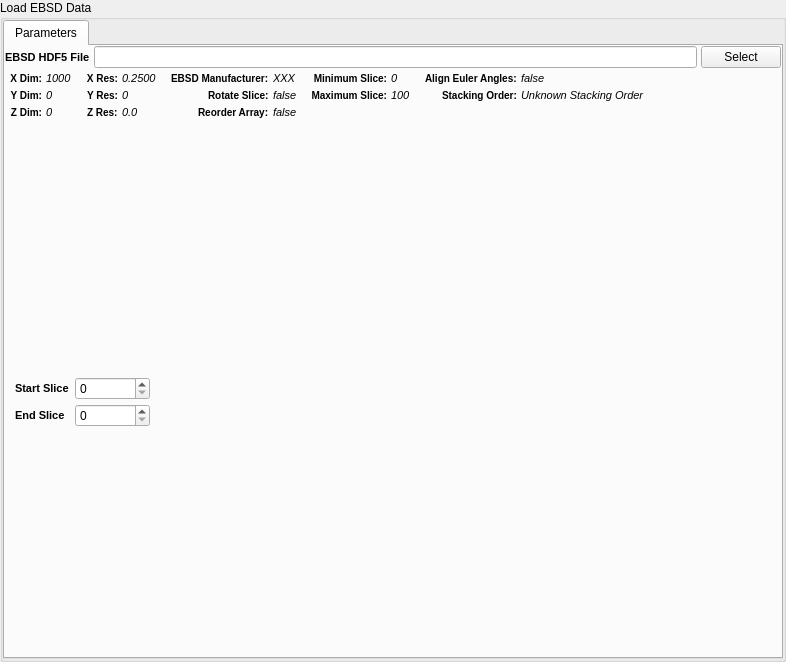
Above: Source/FilterWidgets/IOFiltersWidgets/QReadH5EbsdWidget.ui from BlueQuartzSoftware/DREAM3D before the change. Below: the same form after it.
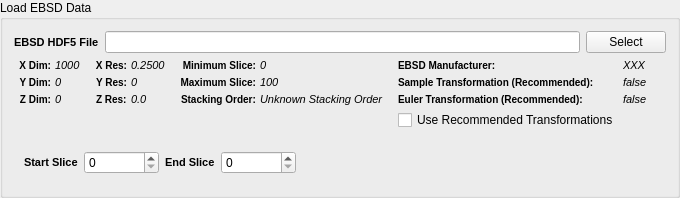
That is the form after the change. Custom widgets are drawn as their Qt base class.

Commit message: working some more changes in the import and read filters

What changed in the file:
```diff
--- a/Source/FilterWidgets/IOFiltersWidgets/QReadH5EbsdWidget.ui
+++ b/Source/FilterWidgets/IOFiltersWidgets/QReadH5EbsdWidget.ui
@@ -6,8 +6,8 @@
    <rect>
     <x>0</x>
     <y>0</y>
-    <width>786</width>
-    <height>662</height>
+    <width>680</width>
+    <height>198</height>
    </rect>
   </property>
   <property name="windowTitle">
@@ -19,182 +19,55 @@
   <property name="flat">
    <bool>false</bool>
   </property>
-  <layout class="QGridLayout" name="gridLayout">
-   <property name="margin">
+  <layout class="QVBoxLayout" name="verticalLayout">
+   <item>
+    <layout class="QHBoxLayout" name="horizontalLayout">
+     <property name="topMargin">
     <number>0</number>
    </property>
-   <property name="spacing">
-    <number>4</number>
-   </property>
-   <item row="0" column="0">
-    <widget class="QTabWidget" name="tabWidget">
-     <property name="currentIndex">
-      <number>0</number>
-     </property>
-     <widget class="QWidget" name="parametersTab">
-      <attribute name="title">
-       <string>Parameters</string>
-      </attribute>
-      <layout class="QGridLayout" name="gridLayout_4">
-       <property name="margin">
-        <number>0</number>
+     <item>
+      <widget class="QLabel" name="label">
+       <property name="styleSheet">
+        <string notr="true">QLabel {
+font-weight: bold;
+font-size: 11px;
+}</string>
+       </property>
+       <property name="text">
+        <string>EBSD HDF5 File</string>
+       </property>
+      </widget>
+     </item>
+     <item>
+      <widget class="QFSDropLineEdit" name="m_H5EbsdFile">
+       <property name="sizePolicy">
+        <sizepolicy hsizetype="Expanding" vsizetype="Fixed">
+         <horstretch>0</horstretch>
+         <verstretch>0</verstretch>
+        </sizepolicy>
        </property>
-       <property name="spacing">
-        <number>4</number>
+      </widget>
+     </item>
+     <item>
+      <widget class="QPushButton" name="m_H5EbsdBtn">
+       <property name="sizePolicy">
+        <sizepolicy hsizetype="Maximum" vsizetype="Fixed">
+         <horstretch>0</horstretch>
+         <verstretch>0</verstretch>
+        </sizepolicy>
        </property>
-       <item row="1" column="0">
+       <property name="text">
+        <string>Select</string>
+       </property>
+      </widget>
+     </item>
+    </layout>
+   </item>
+   <item>
         <layout class="QGridLayout" name="gridLayout_2">
          <property name="spacing">
           <number>4</number>
          </property>
-         <item row="1" column="0">
-          <layout class="QFormLayout" name="formLayout_3">
-           <property name="fieldGrowthPolicy">
-            <enum>QFormLayout::AllNonFixedFieldsGrow</enum>
-           </property>
-           <property name="leftMargin">
-            <number>5</number>
-           </property>
-           <property name="rightMargin">
-            <number>5</number>
-           </property>
-           <item row="0" column="0">
-            <widget class="QLabel" name="label_13">
-             <property name="font">
-              <font>
-               <pointsize>-1</pointsize>
-               <weight>75</weight>
-               <bold>true</bold>
-              </font>
-             </property>
-             <property name="styleSheet">
-              <string notr="true">QLabel {
-font-weight: bold;
-font-size: 10px;
-}</string>
-             </property>
-             <property name="text">
-              <string>X Dim:</string>
-             </property>
-             <property name="alignment">
-              <set>Qt::AlignRight|Qt::AlignTrailing|Qt::AlignVCenter</set>
-             </property>
-            </widget>
-           </item>
-           <item row="0" column="1">
-            <widget class="QLabel" name="m_XDim">
-             <property name="font">
-              <font>
-               <pointsize>-1</pointsize>
-               <italic>true</italic>
-              </font>
-             </property>
-             <property name="styleSheet">
-              <string notr="true">QLabel {
-	font-size: 11px;
-	font-style: italic;
-}</string>
-             </property>
-             <property name="text">
-              <string>1000</string>
-             </property>
-             <property name="scaledContents">
-              <bool>true</bool>
-             </property>
-            </widget>
-           </item>
-           <item row="1" column="0">
-            <widget class="QLabel" name="label_14">
-             <property name="font">
-              <font>
-               <pointsize>-1</pointsize>
-               <weight>75</weight>
-               <bold>true</bold>
-              </font>
-             </property>
-             <property name="styleSheet">
-              <string notr="true">QLabel {
-font-weight: bold;
-font-size: 10px;
-}</string>
-             </property>
-             <property name="text">
-              <string>Y Dim:</string>
-             </property>
-             <property name="alignment">
-              <set>Qt::AlignRight|Qt::AlignTrailing|Qt::AlignVCenter</set>
-             </property>
-            </widget>
-           </item>
-           <item row="1" column="1">
-            <widget class="QLabel" name="m_YDim">
-             <property name="font">
-              <font>
-               <pointsize>-1</pointsize>
-               <italic>true</italic>
-              </font>
-             </property>
-             <property name="styleSheet">
-              <string notr="true">QLabel {
-	font-size: 11px;
-	font-style: italic;
-}</string>
-             </property>
-             <property name="text">
-              <string>0</string>
-             </property>
-             <property name="scaledContents">
-              <bool>true</bool>
-             </property>
-            </widget>
-           </item>
-           <item row="2" column="0">
-            <widget class="QLabel" name="label_15">
-             <property name="font">
-              <font>
-               <pointsize>-1</pointsize>
-               <weight>75</weight>
-               <bold>true</bold>
-              </font>
-             </property>
-             <property name="styleSheet">
-              <string notr="true">QLabel {
-font-weight: bold;
-font-size: 10px;
-}</string>
-             </property>
-             <property name="text">
-              <string>Z Dim:</string>
-             </property>
-             <property name="alignment">
-              <set>Qt::AlignRight|Qt::AlignTrailing|Qt::AlignVCenter</set>
-             </property>
-            </widget>
-           </item>
-           <item row="2" column="1">
-            <widget class="QLabel" name="m_ZDim">
-             <property name="font">
-              <font>
-               <pointsize>-1</pointsize>
-               <italic>true</italic>
-              </font>
-             </property>
-             <property name="styleSheet">
-              <string notr="true">QLabel {
-	font-size: 11px;
-	font-style: italic;
-}</string>
-             </property>
-             <property name="text">
-              <string>0</string>
-             </property>
-             <property name="scaledContents">
-              <bool>true</bool>
-             </property>
-            </widget>
-           </item>
-          </layout>
-         </item>
          <item row="1" column="1">
           <layout class="QFormLayout" name="formLayout_4">
            <property name="labelAlignment">
@@ -343,180 +216,7 @@
          <item row="1" column="2">
           <layout class="QFormLayout" name="formLayout_5">
            <property name="fieldGrowthPolicy">
-            <enum>QFormLayout::FieldsStayAtSizeHint</enum>
-           </property>
-           <property name="labelAlignment">
-            <set>Qt::AlignRight|Qt::AlignTrailing|Qt::AlignVCenter</set>
-           </property>
-           <property name="leftMargin">
-            <number>5</number>
-           </property>
-           <property name="rightMargin">
-            <number>5</number>
-           </property>
-           <item row="0" column="0">
-            <widget class="QLabel" name="label_23">
-             <property name="font">
-              <font>
-               <pointsize>-1</pointsize>
-               <weight>75</weight>
-               <bold>true</bold>
-              </font>
-             </property>
-             <property name="styleSheet">
-              <string notr="true">QLabel {
-font-weight: bold;
-font-size: 10px;
-}</string>
-             </property>
-             <property name="text">
-              <string>EBSD Manufacturer:</string>
-             </property>
-             <property name="alignment">
-              <set>Qt::AlignJustify|Qt::AlignVCenter</set>
-             </property>
-             <property name="wordWrap">
-              <bool>false</bool>
-             </property>
-            </widget>
-           </item>
-           <item row="0" column="1">
-            <widget class="QLabel" name="m_EbsdManufacturer">
-             <property name="font">
-              <font>
-               <pointsize>-1</pointsize>
-               <italic>true</italic>
-              </font>
-             </property>
-             <property name="styleSheet">
-              <string notr="true">QLabel {
-	font-size: 11px;
-	font-style: italic;
-}</string>
-             </property>
-             <property name="text">
-              <string>XXX</string>
-             </property>
-             <property name="scaledContents">
-              <bool>true</bool>
-             </property>
-            </widget>
-           </item>
-           <item row="1" column="0">
-            <widget class="QLabel" name="label_3">
-             <property name="font">
-              <font>
-               <pointsize>-1</pointsize>
-               <weight>75</weight>
-               <bold>true</bold>
-              </font>
-             </property>
-             <property name="styleSheet">
-              <string notr="true">QLabel {
-font-weight: bold;
-font-size: 10px;
-}</string>
-             </property>
-             <property name="text">
-              <string>Rotate Slice:</string>
-             </property>
-             <property name="alignment">
-              <set>Qt::AlignJustify|Qt::AlignVCenter</set>
-             </property>
-             <property name="wordWrap">
-              <bool>false</bool>
-             </property>
-            </widget>
-           </item>
-           <item row="1" column="1">
-            <widget class="QLabel" name="m_RotateSliceLabel">
-             <property name="font">
-              <font>
-               <pointsize>-1</pointsize>
-               <italic>true</italic>
-              </font>
-             </property>
-             <property name="styleSheet">
-              <string notr="true">QLabel {
-	font-size: 11px;
-	font-style: italic;
-}</string>
-             </property>
-             <property name="text">
-              <string>false</string>
-             </property>
-             <property name="scaledContents">
-              <bool>true</bool>
-             </property>
-            </widget>
-           </item>
-           <item row="2" column="0">
-            <widget class="QLabel" name="label_20">
-             <property name="font">
-              <font>
-               <pointsize>-1</pointsize>
-               <weight>75</weight>
-               <bold>true</bold>
-              </font>
-             </property>
-             <property name="styleSheet">
-              <string notr="true">QLabel {
-font-weight: bold;
-font-size: 10px;
-}</string>
-             </property>
-             <property name="text">
-              <string>Reorder Array:</string>
-             </property>
-             <property name="alignment">
-              <set>Qt::AlignJustify|Qt::AlignVCenter</set>
-             </property>
-             <property name="wordWrap">
-              <bool>false</bool>
-             </property>
-            </widget>
-           </item>
-           <item row="2" column="1">
-            <widget class="QLabel" name="m_ReorderArrayLabel">
-             <property name="font">
-              <font>
-               <pointsize>-1</pointsize>
-               <italic>true</italic>
-              </font>
-             </property>
-             <property name="styleSheet">
-              <string notr="true">QLabel {
-	font-size: 11px;
-	font-style: italic;
-}</string>
-             </property>
-             <property name="text">
-              <string>false</string>
-             </property>
-             <property name="scaledContents">
-              <bool>true</bool>
-             </property>
-            </widget>
-           </item>
-          </layout>
-         </item>
-         <item row="1" column="5" rowspan="2">
-          <spacer name="horizontalSpacer">
-           <property name="orientation">
-            <enum>Qt::Horizontal</enum>
-           </property>
-           <property name="sizeHint" stdset="0">
-            <size>
-             <width>40</width>
-             <height>20</height>
-            </size>
-           </property>
-          </spacer>
-         </item>
-         <item row="1" column="3">
-          <layout class="QFormLayout" name="formLayout">
-           <property name="fieldGrowthPolicy">
-            <enum>QFormLayout::FieldsStayAtSizeHint</enum>
+        <enum>QFormLayout::AllNonFixedFieldsGrow</enum>
            </property>
            <property name="labelAlignment">
             <set>Qt::AlignRight|Qt::AlignTrailing|Qt::AlignVCenter</set>
@@ -549,6 +249,29 @@
              </property>
             </widget>
            </item>
+       <item row="0" column="0">
+        <widget class="QLabel" name="label_7">
+         <property name="font">
+          <font>
+           <pointsize>-1</pointsize>
+           <weight>75</weight>
+           <bold>true</bold>
+          </font>
+         </property>
+         <property name="styleSheet">
+          <string notr="true">QLabel {
+font-weight: bold;
+font-size: 10px;
+}</string>
+         </property>
+         <property name="text">
+          <string>Minimum Slice:</string>
+         </property>
+         <property name="alignment">
+          <set>Qt::AlignRight|Qt::AlignTrailing|Qt::AlignVCenter</set>
+         </property>
+        </widget>
+       </item>
            <item row="1" column="0">
             <widget class="QLabel" name="label_54">
              <property name="font">
@@ -594,43 +317,7 @@
              </property>
             </widget>
            </item>
-           <item row="0" column="0">
-            <widget class="QLabel" name="label_7">
-             <property name="font">
-              <font>
-               <pointsize>-1</pointsize>
-               <weight>75</weight>
-               <bold>true</bold>
-              </font>
-             </property>
-             <property name="styleSheet">
-              <string notr="true">QLabel {
-font-weight: bold;
-font-size: 10px;
-}</string>
-             </property>
-             <property name="text">
-              <string>Minimum Slice:</string>
-             </property>
-             <property name="alignment">
-              <set>Qt::AlignRight|Qt::AlignTrailing|Qt::AlignVCenter</set>
-             </property>
-            </widget>
-           </item>
-          </layout>
-         </item>
-         <item row="1" column="4">
-          <layout class="QFormLayout" name="formLayout_2">
-           <property name="labelAlignment">
-            <set>Qt::AlignRight|Qt::AlignTrailing|Qt::AlignVCenter</set>
-           </property>
-           <property name="leftMargin">
-            <number>5</number>
-           </property>
-           <property name="rightMargin">
-            <number>5</number>
-           </property>
-           <item row="1" column="0">
+       <item row="2" column="0">
             <widget class="QLabel" name="label_24">
              <property name="font">
               <font>
@@ -653,52 +340,7 @@
              </property>
             </widget>
            </item>
-           <item row="0" column="0">
-            <widget class="QLabel" name="label_22">
-             <property name="font">
-              <font>
-               <pointsize>-1</pointsize>
-               <weight>75</weight>
-               <bold>true</bold>
-              </font>
-             </property>
-             <property name="styleSheet">
-              <string notr="true">QLabel {
-font-weight: bold;
-font-size: 10px;
-}</string>
-             </property>
-             <property name="text">
-              <string>Align Euler Angles:</string>
-             </property>
-             <property name="scaledContents">
-              <bool>false</bool>
-             </property>
-            </widget>
-           </item>
-           <item row="0" column="1">
-            <widget class="QLabel" name="m_AlignEulersLabel">
-             <property name="font">
-              <font>
-               <pointsize>-1</pointsize>
-               <italic>true</italic>
-              </font>
-             </property>
-             <property name="styleSheet">
-              <string notr="true">QLabel {
-	font-size: 11px;
-	font-style: italic;
-}</string>
-             </property>
-             <property name="text">
-              <string>false</string>
-             </property>
-             <property name="scaledContents">
-              <bool>true</bool>
-             </property>
-            </widget>
-           </item>
-           <item row="1" column="1">
+       <item row="2" column="1">
             <widget class="QLabel" name="m_StackingOrder">
              <property name="font">
               <font>
@@ -722,52 +364,337 @@
            </item>
           </layout>
          </item>
-        </layout>
-       </item>
+     <item row="1" column="0">
+      <layout class="QFormLayout" name="formLayout_3">
+       <property name="fieldGrowthPolicy">
+        <enum>QFormLayout::AllNonFixedFieldsGrow</enum>
+       </property>
+       <property name="leftMargin">
+        <number>5</number>
+       </property>
+       <property name="rightMargin">
+        <number>5</number>
+       </property>
+       <item row="0" column="0">
+        <widget class="QLabel" name="label_13">
+         <property name="font">
+          <font>
+           <pointsize>-1</pointsize>
+           <weight>75</weight>
+           <bold>true</bold>
+          </font>
+         </property>
+         <property name="styleSheet">
+          <string notr="true">QLabel {
+font-weight: bold;
+font-size: 10px;
+}</string>
+         </property>
+         <property name="text">
+          <string>X Dim:</string>
+         </property>
+         <property name="alignment">
+          <set>Qt::AlignRight|Qt::AlignTrailing|Qt::AlignVCenter</set>
+         </property>
+        </widget>
+       </item>
+       <item row="0" column="1">
+        <widget class="QLabel" name="m_XDim">
+         <property name="font">
+          <font>
+           <pointsize>-1</pointsize>
+           <italic>true</italic>
+          </font>
+         </property>
+         <property name="styleSheet">
+          <string notr="true">QLabel {
+	font-size: 11px;
+	font-style: italic;
+}</string>
+         </property>
+         <property name="text">
+          <string>1000</string>
+         </property>
+         <property name="scaledContents">
+          <bool>true</bool>
+         </property>
+        </widget>
+       </item>
+       <item row="1" column="0">
+        <widget class="QLabel" name="label_14">
+         <property name="font">
+          <font>
+           <pointsize>-1</pointsize>
+           <weight>75</weight>
+           <bold>true</bold>
+          </font>
+         </property>
+         <property name="styleSheet">
+          <string notr="true">QLabel {
+font-weight: bold;
+font-size: 10px;
+}</string>
+         </property>
+         <property name="text">
+          <string>Y Dim:</string>
+         </property>
+         <property name="alignment">
+          <set>Qt::AlignRight|Qt::AlignTrailing|Qt::AlignVCenter</set>
+         </property>
+        </widget>
+       </item>
+       <item row="1" column="1">
+        <widget class="QLabel" name="m_YDim">
+         <property name="font">
+          <font>
+           <pointsize>-1</pointsize>
+           <italic>true</italic>
+          </font>
+         </property>
+         <property name="styleSheet">
+          <string notr="true">QLabel {
+	font-size: 11px;
+	font-style: italic;
+}</string>
+         </property>
+         <property name="text">
+          <string>0</string>
+         </property>
+         <property name="scaledContents">
+          <bool>true</bool>
+         </property>
+        </widget>
+       </item>
+       <item row="2" column="0">
+        <widget class="QLabel" name="label_15">
+         <property name="font">
+          <font>
+           <pointsize>-1</pointsize>
+           <weight>75</weight>
+           <bold>true</bold>
+          </font>
+         </property>
+         <property name="styleSheet">
+          <string notr="true">QLabel {
+font-weight: bold;
+font-size: 10px;
+}</string>
+         </property>
+         <property name="text">
+          <string>Z Dim:</string>
+         </property>
+         <property name="alignment">
+          <set>Qt::AlignRight|Qt::AlignTrailing|Qt::AlignVCenter</set>
+         </property>
+        </widget>
+       </item>
+       <item row="2" column="1">
+        <widget class="QLabel" name="m_ZDim">
+         <property name="font">
+          <font>
+           <pointsize>-1</pointsize>
+           <italic>true</italic>
+          </font>
+         </property>
+         <property name="styleSheet">
+          <string notr="true">QLabel {
+	font-size: 11px;
+	font-style: italic;
+}</string>
+         </property>
+         <property name="text">
+          <string>0</string>
+         </property>
+         <property name="scaledContents">
+          <bool>true</bool>
+         </property>
+        </widget>
+       </item>
+      </layout>
+     </item>
+     <item row="1" column="4" rowspan="2">
+      <spacer name="horizontalSpacer">
+       <property name="orientation">
+        <enum>Qt::Horizontal</enum>
+       </property>
+       <property name="sizeHint" stdset="0">
+        <size>
+         <width>40</width>
+         <height>20</height>
+        </size>
+       </property>
+      </spacer>
+     </item>
+     <item row="1" column="3">
+      <layout class="QFormLayout" name="formLayout">
+       <property name="fieldGrowthPolicy">
+        <enum>QFormLayout::AllNonFixedFieldsGrow</enum>
+       </property>
+       <property name="labelAlignment">
+        <set>Qt::AlignLeading|Qt::AlignLeft|Qt::AlignTop</set>
+       </property>
+       <property name="leftMargin">
+        <number>5</number>
+       </property>
+       <property name="rightMargin">
+        <number>5</number>
+       </property>
+       <item row="0" column="1">
+        <widget class="QLabel" name="m_EbsdManufacturer">
+         <property name="font">
+          <font>
+           <pointsize>-1</pointsize>
+           <italic>true</italic>
+          </font>
+         </property>
+         <property name="styleSheet">
+          <string notr="true">QLabel {
+	font-size: 11px;
+	font-style: italic;
+}</string>
+         </property>
+         <property name="text">
+          <string>XXX</string>
+         </property>
+         <property name="scaledContents">
+          <bool>true</bool>
+         </property>
+        </widget>
+       </item>
        <item row="0" column="0">
-        <layout class="QHBoxLayout" name="horizontalLayout">
-         <property name="topMargin">
-          <number>0</number>
+        <widget class="QLabel" name="label_23">
+         <property name="font">
+          <font>
+           <pointsize>-1</pointsize>
+           <weight>75</weight>
+           <bold>true</bold>
+          </font>
          </property>
-         <item>
-          <widget class="QLabel" name="label">
            <property name="styleSheet">
             <string notr="true">QLabel {
 font-weight: bold;
-font-size: 11px;
+font-size: 10px;
 }</string>
            </property>
            <property name="text">
-            <string>EBSD HDF5 File</string>
-           </property>
-          </widget>
-         </item>
-         <item>
-          <widget class="QFSDropLineEdit" name="m_H5EbsdFile">
-           <property name="sizePolicy">
-            <sizepolicy hsizetype="Expanding" vsizetype="Fixed">
-             <horstretch>0</horstretch>
-             <verstretch>0</verstretch>
-            </sizepolicy>
-           </property>
-          </widget>
-         </item>
-         <item>
-          <widget class="QPushButton" name="m_H5EbsdBtn">
-           <property name="sizePolicy">
-            <sizepolicy hsizetype="Maximum" vsizetype="Fixed">
-             <horstretch>0</horstretch>
-             <verstretch>0</verstretch>
-            </sizepolicy>
-           </property>
+          <string>EBSD Manufacturer:</string>
+         </property>
+         <property name="alignment">
+          <set>Qt::AlignJustify|Qt::AlignVCenter</set>
+         </property>
+         <property name="wordWrap">
+          <bool>false</bool>
+         </property>
+        </widget>
+       </item>
+       <item row="1" column="0">
+        <widget class="QLabel" name="label_3">
+         <property name="font">
+          <font>
+           <pointsize>-1</pointsize>
+           <weight>75</weight>
+           <bold>true</bold>
+          </font>
+         </property>
+         <property name="styleSheet">
+          <string notr="true">QLabel {
+font-weight: bold;
+font-size: 10px;
+}</string>
+         </property>
+         <property name="text">
+          <string>Sample Transformation (Recommended):</string>
+         </property>
+         <property name="alignment">
+          <set>Qt::AlignJustify|Qt::AlignVCenter</set>
+         </property>
+         <property name="wordWrap">
+          <bool>false</bool>
+         </property>
+        </widget>
+       </item>
+       <item row="1" column="1">
+        <widget class="QLabel" name="m_SampleTransformationLabel">
+         <property name="font">
+          <font>
+           <pointsize>-1</pointsize>
+           <italic>true</italic>
+          </font>
+         </property>
+         <property name="styleSheet">
+          <string notr="true">QLabel {
+	font-size: 11px;
+	font-style: italic;
+}</string>
+         </property>
            <property name="text">
-            <string>Select</string>
-           </property>
-          </widget>
-         </item>
-        </layout>
+          <string>false</string>
+         </property>
+         <property name="scaledContents">
+          <bool>true</bool>
+         </property>
+        </widget>
+       </item>
+       <item row="2" column="1">
+        <widget class="QLabel" name="m_EulerTransformationLabel">
+         <property name="font">
+          <font>
+           <pointsize>-1</pointsize>
+           <italic>true</italic>
+          </font>
+         </property>
+         <property name="styleSheet">
+          <string notr="true">QLabel {
+	font-size: 11px;
+	font-style: italic;
+}</string>
+         </property>
+         <property name="text">
+          <string>false</string>
+         </property>
+         <property name="scaledContents">
+          <bool>true</bool>
+         </property>
+        </widget>
        </item>
        <item row="2" column="0">
+        <widget class="QLabel" name="label_20">
+         <property name="font">
+          <font>
+           <pointsize>-1</pointsize>
+           <weight>75</weight>
+           <bold>true</bold>
+          </font>
+         </property>
+         <property name="styleSheet">
+          <string notr="true">QLabel {
+font-weight: bold;
+font-size: 10px;
+}</string>
+         </property>
+         <property name="text">
+          <string>Euler Transformation (Recommended):</string>
+         </property>
+         <property name="alignment">
+          <set>Qt::AlignJustify|Qt::AlignVCenter</set>
+         </property>
+         <property name="wordWrap">
+          <bool>false</bool>
+         </property>
+        </widget>
+       </item>
+       <item row="3" column="0">
+        <widget class="QCheckBox" name="m_UseTransformations">
+         <property name="text">
+          <string>Use Recommended Transformations</string>
+         </property>
+        </widget>
+       </item>
+      </layout>
+     </item>
+    </layout>
+   </item>
+   <item>
         <layout class="QGridLayout" name="gridLayout_3">
          <property name="sizeConstraint">
           <enum>QLayout::SetMaximumSize</enum>
@@ -781,16 +708,6 @@
          <property name="margin">
           <number>10</number>
          </property>
-         <item row="0" column="1">
-          <widget class="QSpinBox" name="m_ZStartIndex">
-           <property name="minimumSize">
-            <size>
-             <width>75</width>
-             <height>0</height>
-            </size>
-           </property>
-          </widget>
-         </item>
          <item row="0" column="0">
           <widget class="QLabel" name="label_5">
            <property name="styleSheet">
@@ -804,8 +721,8 @@
            </property>
           </widget>
          </item>
-         <item row="1" column="1">
-          <widget class="QSpinBox" name="m_ZEndIndex">
+     <item row="0" column="1">
+      <widget class="QSpinBox" name="m_ZStartIndex">
            <property name="minimumSize">
             <size>
              <width>75</width>
@@ -814,7 +731,20 @@
            </property>
           </widget>
          </item>
-         <item row="1" column="0">
+     <item row="0" column="4">
+      <spacer name="horizontalSpacer_2">
+       <property name="orientation">
+        <enum>Qt::Horizontal</enum>
+       </property>
+       <property name="sizeHint" stdset="0">
+        <size>
+         <width>40</width>
+         <height>20</height>
+        </size>
+       </property>
+      </spacer>
+     </item>
+     <item row="0" column="2">
           <widget class="QLabel" name="label_6">
            <property name="styleSheet">
             <string notr="true">QLabel {
@@ -827,40 +757,17 @@
            </property>
           </widget>
          </item>
-         <item row="0" column="2" rowspan="3">
-          <spacer name="horizontalSpacer_4">
-           <property name="orientation">
-            <enum>Qt::Horizontal</enum>
-           </property>
-           <property name="sizeType">
-            <enum>QSizePolicy::Fixed</enum>
-           </property>
-           <property name="sizeHint" stdset="0">
-            <size>
-             <width>12</width>
-             <height>20</height>
-            </size>
-           </property>
-          </spacer>
-         </item>
          <item row="0" column="3">
-          <spacer name="horizontalSpacer_2">
-           <property name="orientation">
-            <enum>Qt::Horizontal</enum>
-           </property>
-           <property name="sizeHint" stdset="0">
+      <widget class="QSpinBox" name="m_ZEndIndex">
+       <property name="minimumSize">
             <size>
-             <width>40</width>
-             <height>20</height>
-            </size>
-           </property>
-          </spacer>
-         </item>
-        </layout>
-       </item>
-      </layout>
-     </widget>
-    </widget>
+         <width>75</width>
+         <height>0</height>
+        </size>
+       </property>
+      </widget>
+     </item>
+    </layout>
    </item>
   </layout>
  </widget>
```
Lines whose indentation alone changed are shown as unchanged. The commit also changes 27 other files.
